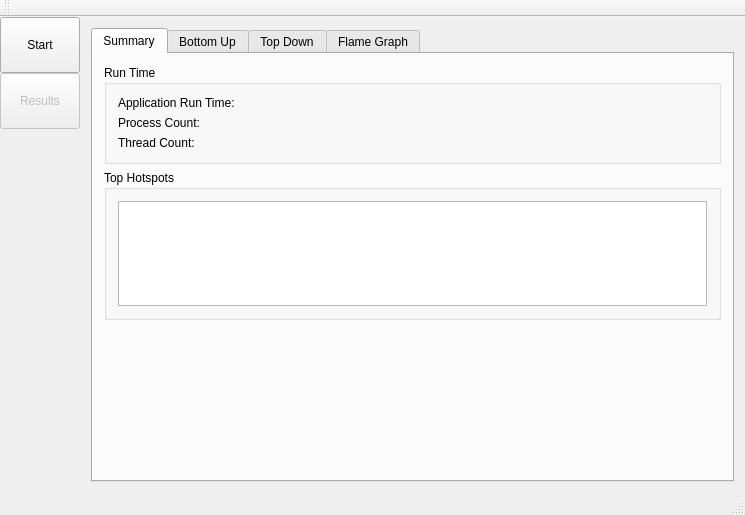
This is src/mainwindow.ui in KDAB/hotspot as Qt 5 draws it before an edit. The edited form follows.
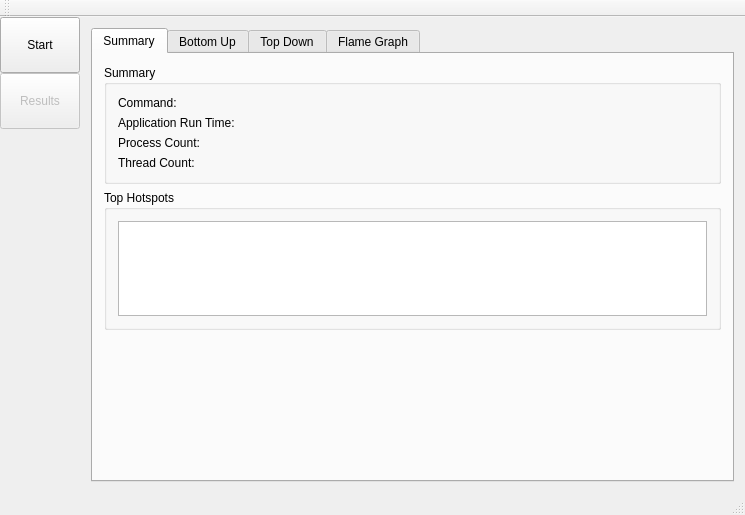
This is the edited form. Icons and pictures are not drawn. Custom widgets are drawn as their Qt base class.

Commit message: Show name of first command on summary page

Diff of the .ui file:
```diff
--- a/src/mainwindow.ui
+++ b/src/mainwindow.ui
@@ -386,45 +386,52 @@
             <item>
              <widget class="QGroupBox" name="groupBox">
               <property name="title">
-               <string>Run Time</string>
+               <string>Summary</string>
               </property>
               <layout class="QFormLayout" name="formLayout">
                <item row="0" column="0">
+                <widget class="QLabel" name="commandLabel">
+                 <property name="text">
+                  <string>Command:</string>
+                 </property>
+                </widget>
+               </item>
+               <item row="2" column="0">
                 <widget class="QLabel" name="appRunTimeLabel">
                  <property name="text">
                   <string>Application Run Time:</string>
                  </property>
                 </widget>
                </item>
-               <item row="0" column="1">
+               <item row="2" column="1">
                 <widget class="QLabel" name="appRunTimeValue">
                  <property name="text">
                   <string/>
                  </property>
                 </widget>
                </item>
-               <item row="1" column="0">
+               <item row="4" column="0">
                 <widget class="QLabel" name="processCountLabel">
                  <property name="text">
                   <string>Process Count:</string>
                  </property>
                 </widget>
                </item>
-               <item row="1" column="1">
+               <item row="4" column="1">
                 <widget class="QLabel" name="processCountValue">
                  <property name="text">
                   <string/>
                  </property>
                 </widget>
                </item>
-               <item row="2" column="0">
+               <item row="5" column="0">
                 <widget class="QLabel" name="threadCountLabel">
                  <property name="text">
                   <string>Thread Count:</string>
                  </property>
                 </widget>
                </item>
-               <item row="2" column="1">
+               <item row="5" column="1">
                 <widget class="QLabel" name="threadCountValue">
                  <property name="text">
                   <string/>
```
Left out of the diff: 7 changed lines with no effect on the pictures. The commit also changes 3 other files.
